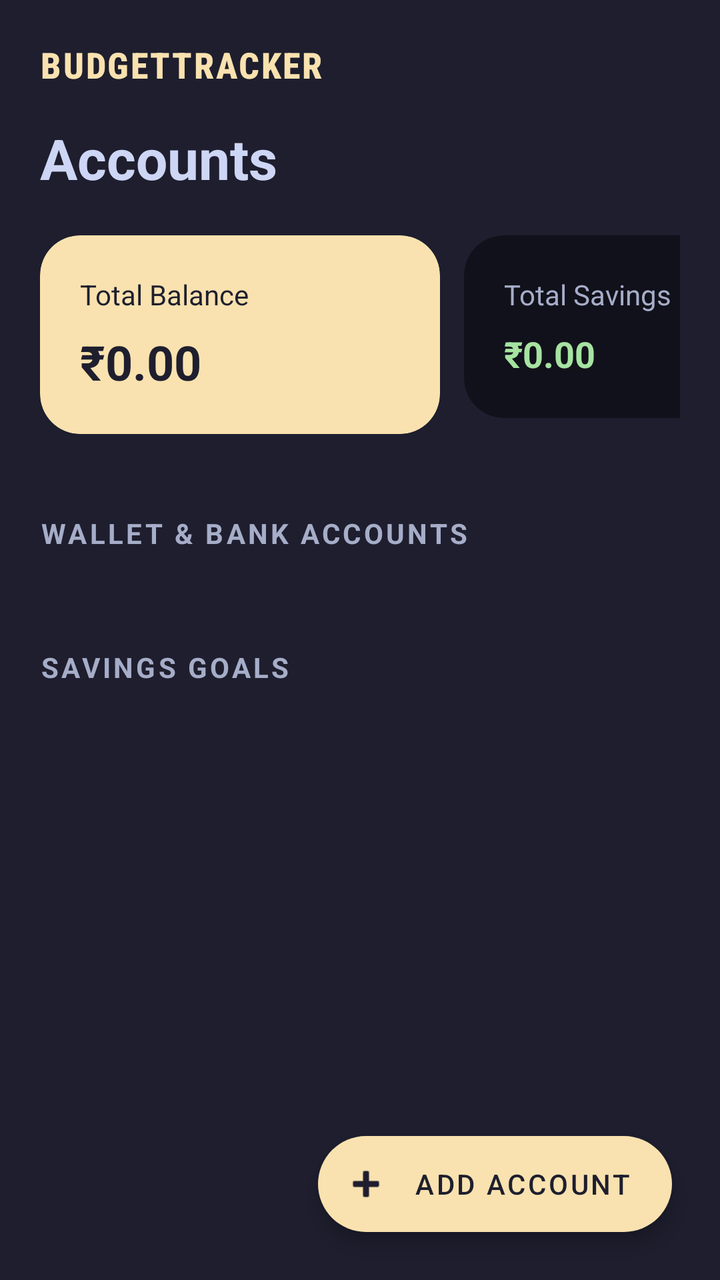
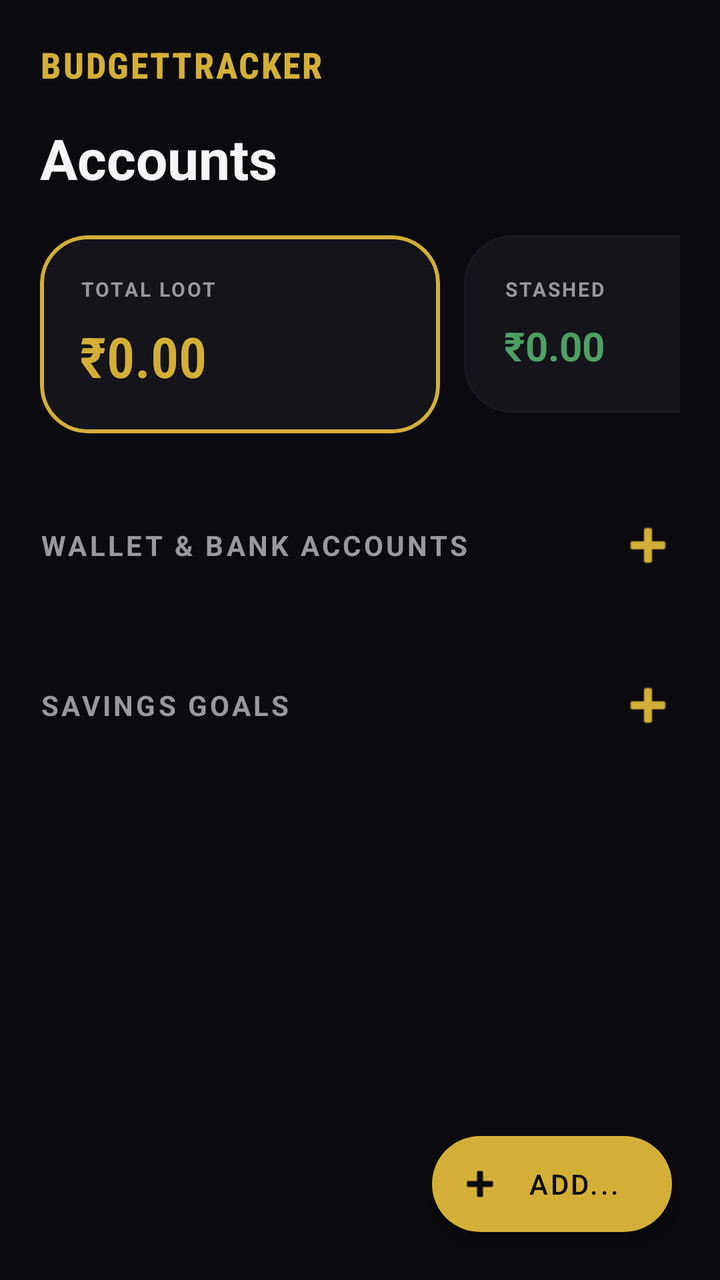

Two renders of the same Android screen: before a commit and after it. Below are the layout's source before the change and the commit's diff.
<!-- AndroidManifest.xml: application theme AppTheme -->
<!-- res/layout/fragment_accounts.xml -->
<?xml version="1.0" encoding="utf-8"?>
<androidx.coordinatorlayout.widget.CoordinatorLayout xmlns:android="http://schemas.android.com/apk/res/android"
    xmlns:app="http://schemas.android.com/apk/res-auto"
    android:layout_width="match_parent"
    android:layout_height="match_parent"
    android:background="@color/bg_dark">

    <com.google.android.material.appbar.AppBarLayout
        android:layout_width="match_parent"
        android:layout_height="wrap_content"
        android:background="@color/transparent"
        app:elevation="0dp">

        <LinearLayout
            android:layout_width="match_parent"
            android:layout_height="wrap_content"
            android:orientation="vertical"
            android:padding="20dp">

            <TextView
                android:layout_width="wrap_content"
                android:layout_height="wrap_content"
                android:text="BudgetTracker"
                android:textColor="@color/accent_amber"
                android:textSize="18sp"
                android:fontFamily="sans-serif-condensed-medium"
                android:letterSpacing="0.05"
                android:textAllCaps="true"
                android:textStyle="bold" />

            <TextView
                android:layout_width="wrap_content"
                android:layout_height="wrap_content"
                android:layout_marginTop="16dp"
                android:text="Accounts"
                android:textColor="@color/text_primary"
                android:textSize="28sp"
                android:textStyle="bold" />

            
            <HorizontalScrollView
                android:layout_width="match_parent"
                android:layout_height="wrap_content"
                android:layout_marginTop="20dp"
                android:scrollbars="none">

                <LinearLayout
                    android:layout_width="wrap_content"
                    android:layout_height="wrap_content"
                    android:orientation="horizontal">

                    
                    <com.google.android.material.card.MaterialCardView
                        android:layout_width="200dp"
                        android:layout_height="wrap_content"
                        app:cardBackgroundColor="@color/accent_amber"
                        app:cardCornerRadius="20dp"
                        app:cardElevation="0dp">

                        <LinearLayout
                            android:layout_width="match_parent"
                            android:layout_height="wrap_content"
                            android:orientation="vertical"
                            android:padding="20dp">

                            <TextView
                                android:layout_width="wrap_content"
                                android:layout_height="wrap_content"
                                android:text="Total Balance"
                                android:textColor="@color/bg_dark"
                                android:textSize="14sp" />

                            <TextView
                                android:id="@+id/tv_total_balance_summary"
                                android:layout_width="wrap_content"
                                android:layout_height="wrap_content"
                                android:layout_marginTop="8dp"
                                android:text="₹0.00"
                                android:textColor="@color/bg_dark"
                                android:textSize="24sp"
                                android:textStyle="bold" />
                        </LinearLayout>
                    </com.google.android.material.card.MaterialCardView>

                    
                    <com.google.android.material.card.MaterialCardView
                        android:layout_width="160dp"
                        android:layout_height="wrap_content"
                        android:layout_marginStart="12dp"
                        app:cardBackgroundColor="@color/bg_surface"
                        app:cardCornerRadius="20dp"
                        app:cardElevation="0dp">

                        <LinearLayout
                            android:layout_width="match_parent"
                            android:layout_height="wrap_content"
                            android:orientation="vertical"
                            android:padding="20dp">

                            <TextView
                                android:layout_width="wrap_content"
                                android:layout_height="wrap_content"
                                android:text="Total Savings"
                                android:textColor="@color/text_secondary"
                                android:textSize="14sp" />

                            <TextView
                                android:id="@+id/tv_total_savings_summary"
                                android:layout_width="wrap_content"
                                android:layout_height="wrap_content"
                                android:layout_marginTop="8dp"
                                android:text="₹0.00"
                                android:textColor="@color/income_text"
                                android:textSize="18sp"
                                android:textStyle="bold" />
                        </LinearLayout>
                    </com.google.android.material.card.MaterialCardView>

                    
                    <com.google.android.material.card.MaterialCardView
                        android:layout_width="160dp"
                        android:layout_height="wrap_content"
                        android:layout_marginStart="12dp"
                        android:layout_marginEnd="20dp"
                        app:cardBackgroundColor="@color/bg_surface"
                        app:cardCornerRadius="20dp"
                        app:cardElevation="0dp">

                        <LinearLayout
                            android:layout_width="match_parent"
                            android:layout_height="wrap_content"
                            android:orientation="vertical"
                            android:padding="20dp">

                            <TextView
                                android:layout_width="wrap_content"
                                android:layout_height="wrap_content"
                                android:text="Liabilities"
                                android:textColor="@color/text_secondary"
                                android:textSize="14sp" />

                            <TextView
                                android:layout_width="wrap_content"
                                android:layout_height="wrap_content"
                                android:layout_marginTop="8dp"
                                android:text="₹0.00"
                                android:textColor="@color/expense_text"
                                android:textSize="18sp"
                                android:textStyle="bold" />
                        </LinearLayout>
                    </com.google.android.material.card.MaterialCardView>
                </LinearLayout>
            </HorizontalScrollView>
        </LinearLayout>
    </com.google.android.material.appbar.AppBarLayout>

    <androidx.core.widget.NestedScrollView
        android:id="@+id/nested_scroll_view_accounts"
        android:layout_width="match_parent"
        android:layout_height="match_parent"
        app:layout_behavior="@string/appbar_scrolling_view_behavior">

        <LinearLayout
            android:layout_width="match_parent"
            android:layout_height="wrap_content"
            android:orientation="vertical"
            android:padding="20dp">

            <TextView
                android:layout_width="wrap_content"
                android:layout_height="wrap_content"
                android:text="Wallet &amp; Bank Accounts"
                android:textColor="@color/text_secondary"
                android:textSize="14sp"
                android:textStyle="bold"
                android:textAllCaps="true"
                android:letterSpacing="0.1"
                android:layout_marginBottom="16dp" />

            <androidx.recyclerview.widget.RecyclerView
                android:id="@+id/rv_accounts"
                android:layout_width="match_parent"
                android:layout_height="wrap_content"
                android:nestedScrollingEnabled="false" />

            <TextView
                android:id="@+id/tv_savings_header"
                android:layout_width="wrap_content"
                android:layout_height="wrap_content"
                android:text="Savings Goals"
                android:textColor="@color/text_secondary"
                android:textSize="14sp"
                android:textStyle="bold"
                android:textAllCaps="true"
                android:letterSpacing="0.1"
                android:layout_marginTop="32dp"
                android:layout_marginBottom="16dp" />

            <androidx.recyclerview.widget.RecyclerView
                android:id="@+id/rv_savings"
                android:layout_width="match_parent"
                android:layout_height="wrap_content"
                android:nestedScrollingEnabled="false" />
        </LinearLayout>
    </androidx.core.widget.NestedScrollView>

    <com.google.android.material.floatingactionbutton.ExtendedFloatingActionButton
        android:id="@+id/fab_add_account"
        android:layout_width="wrap_content"
        android:layout_height="wrap_content"
        android:layout_gravity="bottom|end"
        android:layout_margin="24dp"
        android:text="Add Account"
        android:textColor="@color/bg_dark"
        app:icon="@android:drawable/ic_input_add"
        app:iconTint="@color/bg_dark"
        app:backgroundTint="@color/accent_amber" />

</androidx.coordinatorlayout.widget.CoordinatorLayout>
<!-- resources referenced by this layout -->
<resources>
  <color name="accent_amber">#f9e2af</color>
  <color name="bg_dark">#1e1e2e</color>
  <color name="bg_surface">#11111b</color>
  <color name="expense_text">#f38ba8</color>
  <color name="income_text">#a6e3a1</color>
  <color name="text_primary">#cdd6f4</color>
  <color name="text_secondary">#a6adc8</color>
  <color name="transparent">#00000000</color>
  <style name="AppTheme" parent="Theme.MaterialComponents.DayNight.NoActionBar">
          <item name="colorPrimary">@color/accent_amber</item>
          <item name="colorPrimaryVariant">@color/accent_gold</item>
          <item name="colorOnPrimary">@color/bg_dark</item>
          <item name="android:windowBackground">@color/bg_dark</item>
          <item name="android:navigationBarColor">@color/bg_dark</item>
          <item name="android:statusBarColor">@color/bg_dark</item>
          <item name="materialAlertDialogTheme">@style/AppTheme.AlertDialog</item>
      </style>
  <color name="accent_gold">#dfaf8f</color>
  <style name="AppTheme.AlertDialog" parent="ThemeOverlay.MaterialComponents.MaterialAlertDialog">
          <item name="shapeAppearanceMediumComponent">@style/ShapeAppearance.App.MediumComponent</item>
          <item name="colorSurface">@color/bg_card</item>
          <item name="colorOnSurface">@color/text_primary</item>
          <item name="buttonBarPositiveButtonStyle">@style/Widget.App.Button.TextButton</item>
          <item name="buttonBarNegativeButtonStyle">@style/Widget.App.Button.TextButton</item>
          <item name="buttonBarNeutralButtonStyle">@style/Widget.App.Button.TextButton</item>
      </style>
  <style name="ShapeAppearance.App.MediumComponent" parent="ShapeAppearance.MaterialComponents.MediumComponent">
          <item name="cornerFamily">rounded</item>
          <item name="cornerSize">24dp</item>
      </style>
  <color name="bg_card">#181825</color>
  <style name="Widget.App.Button.TextButton" parent="Widget.MaterialComponents.Button.TextButton">
          <item name="android:textColor">@color/accent_amber</item>
          <item name="rippleColor">@color/accent_gold</item>
      </style>
</resources>

<!-- the commit's change to res/layout/fragment_accounts.xml (unified diff, before → after) -->
@@ -53,9 +53,11 @@
                     <com.google.android.material.card.MaterialCardView
                         android:layout_width="200dp"
                         android:layout_height="wrap_content"
-                        app:cardBackgroundColor="@color/accent_amber"
-                        app:cardCornerRadius="20dp"
-                        app:cardElevation="0dp">
+                        app:cardBackgroundColor="@color/bg_card"
+                        app:cardCornerRadius="24dp"
+                        app:cardElevation="0dp"
+                        app:strokeWidth="2dp"
+                        app:strokeColor="@color/accent_amber">
 
                         <LinearLayout
                             android:layout_width="match_parent"
@@ -66,9 +68,12 @@
                             <TextView
                                 android:layout_width="wrap_content"
                                 android:layout_height="wrap_content"
-                                android:text="Total Balance"
-                                android:textColor="@color/bg_dark"
-                                android:textSize="14sp" />
+                                android:text="TOTAL LOOT"
+                                android:textColor="@color/text_secondary"
+                                android:textSize="10sp"
+                                android:textStyle="bold"
+                                android:textAllCaps="true"
+                                android:letterSpacing="0.1" />
 
                             <TextView
                                 android:id="@+id/tv_total_balance_summary"
@@ -76,9 +81,10 @@
                                 android:layout_height="wrap_content"
                                 android:layout_marginTop="8dp"
                                 android:text="₹0.00"
-                                android:textColor="@color/bg_dark"
-                                android:textSize="24sp"
-                                android:textStyle="bold" />
+                                android:textColor="@color/accent_amber"
+                                android:textSize="28sp"
+                                android:textStyle="bold"
+                                android:fontFamily="sans-serif-condensed-light" />
                         </LinearLayout>
                     </com.google.android.material.card.MaterialCardView>
 
@@ -87,9 +93,11 @@
                         android:layout_width="160dp"
                         android:layout_height="wrap_content"
                         android:layout_marginStart="12dp"
-                        app:cardBackgroundColor="@color/bg_surface"
-                        app:cardCornerRadius="20dp"
-                        app:cardElevation="0dp">
+                        app:cardBackgroundColor="@color/bg_card"
+                        app:cardCornerRadius="24dp"
+                        app:cardElevation="0dp"
+                        app:strokeWidth="1dp"
+                        app:strokeColor="@color/bg_surface">
 
                         <LinearLayout
                             android:layout_width="match_parent"
@@ -100,9 +108,12 @@
                             <TextView
                                 android:layout_width="wrap_content"
                                 android:layout_height="wrap_content"
-                                android:text="Total Savings"
+                                android:text="STASHED"
                                 android:textColor="@color/text_secondary"
-                                android:textSize="14sp" />
+                                android:textSize="10sp"
+                                android:textStyle="bold"
+                                android:textAllCaps="true"
+                                android:letterSpacing="0.1" />
 
                             <TextView
                                 android:id="@+id/tv_total_savings_summary"
@@ -110,8 +121,8 @@
                                 android:layout_height="wrap_content"
                                 android:layout_marginTop="8dp"
                                 android:text="₹0.00"
-                                android:textColor="@color/income_text"
-                                android:textSize="18sp"
+                                android:textColor="@color/money_left"
+                                android:textSize="20sp"
                                 android:textStyle="bold" />
                         </LinearLayout>
                     </com.google.android.material.card.MaterialCardView>
@@ -122,9 +133,11 @@
                         android:layout_height="wrap_content"
                         android:layout_marginStart="12dp"
                         android:layout_marginEnd="20dp"
-                        app:cardBackgroundColor="@color/bg_surface"
-                        app:cardCornerRadius="20dp"
-                        app:cardElevation="0dp">
+                        app:cardBackgroundColor="@color/bg_card"
+                        app:cardCornerRadius="24dp"
+                        app:cardElevation="0dp"
+                        app:strokeWidth="1dp"
+                        app:strokeColor="@color/bg_surface">
 
                         <LinearLayout
                             android:layout_width="match_parent"
@@ -135,17 +148,21 @@
                             <TextView
                                 android:layout_width="wrap_content"
                                 android:layout_height="wrap_content"
-                                android:text="Liabilities"
+                                android:text="DEBT"
                                 android:textColor="@color/text_secondary"
-                                android:textSize="14sp" />
-
-                            <TextView
+                                android:textSize="10sp"
+                                android:textStyle="bold"
+                                android:textAllCaps="true"
+                                android:letterSpacing="0.1" />
+
+                            <TextView
+                                android:id="@+id/tv_liabilities_summary"
                                 android:layout_width="wrap_content"
                                 android:layout_height="wrap_content"
                                 android:layout_marginTop="8dp"
                                 android:text="₹0.00"
-                                android:textColor="@color/expense_text"
-                                android:textSize="18sp"
+                                android:textColor="@color/overspending"
+                                android:textSize="20sp"
                                 android:textStyle="bold" />
                         </LinearLayout>
                     </com.google.android.material.card.MaterialCardView>
@@ -166,16 +183,32 @@
             android:orientation="vertical"
             android:padding="20dp">
 
-            <TextView
-                android:layout_width="wrap_content"
-                android:layout_height="wrap_content"
-                android:text="Wallet &amp; Bank Accounts"
-                android:textColor="@color/text_secondary"
-                android:textSize="14sp"
-                android:textStyle="bold"
-                android:textAllCaps="true"
-                android:letterSpacing="0.1"
-                android:layout_marginBottom="16dp" />
+            <RelativeLayout
+                android:layout_width="match_parent"
+                android:layout_height="wrap_content"
+                android:layout_marginBottom="16dp">
+
+                <TextView
+                    android:layout_width="wrap_content"
+                    android:layout_height="wrap_content"
+                    android:layout_centerVertical="true"
+                    android:text="Wallet &amp; Bank Accounts"
+                    android:textColor="@color/text_secondary"
+                    android:textSize="14sp"
+                    android:textStyle="bold"
+                    android:textAllCaps="true"
+                    android:letterSpacing="0.1" />
+
+                <ImageButton
+                    android:id="@+id/btn_add_account_inline"
+                    android:layout_width="32dp"
+                    android:layout_height="32dp"
+                    android:layout_alignParentEnd="true"
+                    android:layout_centerVertical="true"
+                    android:background="?attr/selectableItemBackgroundBorderless"
+                    android:src="@android:drawable/ic_input_add"
+                    app:tint="@color/accent_amber" />
+            </RelativeLayout>
 
             <androidx.recyclerview.widget.RecyclerView
                 android:id="@+id/rv_accounts"
@@ -183,18 +216,34 @@
                 android:layout_height="wrap_content"
                 android:nestedScrollingEnabled="false" />
 
-            <TextView
-                android:id="@+id/tv_savings_header"
-                android:layout_width="wrap_content"
-                android:layout_height="wrap_content"
-                android:text="Savings Goals"
-                android:textColor="@color/text_secondary"
-                android:textSize="14sp"
-                android:textStyle="bold"
-                android:textAllCaps="true"
-                android:letterSpacing="0.1"
+            <RelativeLayout
+                android:layout_width="match_parent"
+                android:layout_height="wrap_content"
                 android:layout_marginTop="32dp"
-                android:layout_marginBottom="16dp" />
+                android:layout_marginBottom="16dp">
+
+                <TextView
+                    android:id="@+id/tv_savings_header"
+                    android:layout_width="wrap_content"
+                    android:layout_height="wrap_content"
+                    android:layout_centerVertical="true"
+                    android:text="Savings Goals"
+                    android:textColor="@color/text_secondary"
+                    android:textSize="14sp"
+                    android:textStyle="bold"
+                    android:textAllCaps="true"
+                    android:letterSpacing="0.1" />
+
+                <ImageButton
+                    android:id="@+id/btn_add_saving_inline"
+                    android:layout_width="32dp"
+                    android:layout_height="32dp"
+                    android:layout_alignParentEnd="true"
+                    android:layout_centerVertical="true"
+                    android:background="?attr/selectableItemBackgroundBorderless"
+                    android:src="@android:drawable/ic_input_add"
+                    app:tint="@color/accent_amber" />
+            </RelativeLayout>
 
             <androidx.recyclerview.widget.RecyclerView
                 android:id="@+id/rv_savings"
@@ -210,7 +259,7 @@
         android:layout_height="wrap_content"
         android:layout_gravity="bottom|end"
         android:layout_margin="24dp"
-        android:text="Add Account"
+        android:text="Add..."
         android:textColor="@color/bg_dark"
         app:icon="@android:drawable/ic_input_add"
         app:iconTint="@color/bg_dark"
<!-- resource entries referenced after the edit -->
@@ -1,12 +1,12 @@
 <!-- resources referenced by this layout -->
 <resources>
-  <color name="accent_amber">#f9e2af</color>
-  <color name="bg_dark">#1e1e2e</color>
-  <color name="bg_surface">#11111b</color>
-  <color name="expense_text">#f38ba8</color>
-  <color name="income_text">#a6e3a1</color>
-  <color name="text_primary">#cdd6f4</color>
-  <color name="text_secondary">#a6adc8</color>
+  <color name="accent_amber">#D4AF37</color>
+  <color name="bg_dark">#0B0B0F</color>
+  <color name="bg_surface">#1A1A24</color>
+  <color name="money_left">#4E9F64</color>
+  <color name="overspending">#D65A5A</color>
+  <color name="text_primary">#F5F5F7</color>
+  <color name="text_secondary">#98989D</color>
   <color name="transparent">#00000000</color>
   <style name="AppTheme" parent="Theme.MaterialComponents.DayNight.NoActionBar">
           <item name="colorPrimary">@color/accent_amber</item>
@@ -17,7 +17,7 @@
           <item name="android:statusBarColor">@color/bg_dark</item>
           <item name="materialAlertDialogTheme">@style/AppTheme.AlertDialog</item>
       </style>
-  <color name="accent_gold">#dfaf8f</color>
+  <color name="accent_gold">#C5A059</color>
   <style name="AppTheme.AlertDialog" parent="ThemeOverlay.MaterialComponents.MaterialAlertDialog">
           <item name="shapeAppearanceMediumComponent">@style/ShapeAppearance.App.MediumComponent</item>
           <item name="colorSurface">@color/bg_card</item>
@@ -30,7 +30,7 @@
           <item name="cornerFamily">rounded</item>
           <item name="cornerSize">24dp</item>
       </style>
-  <color name="bg_card">#181825</color>
+  <color name="bg_card">#14141A</color>
   <style name="Widget.App.Button.TextButton" parent="Widget.MaterialComponents.Button.TextButton">
           <item name="android:textColor">@color/accent_amber</item>
           <item name="rippleColor">@color/accent_gold</item>
